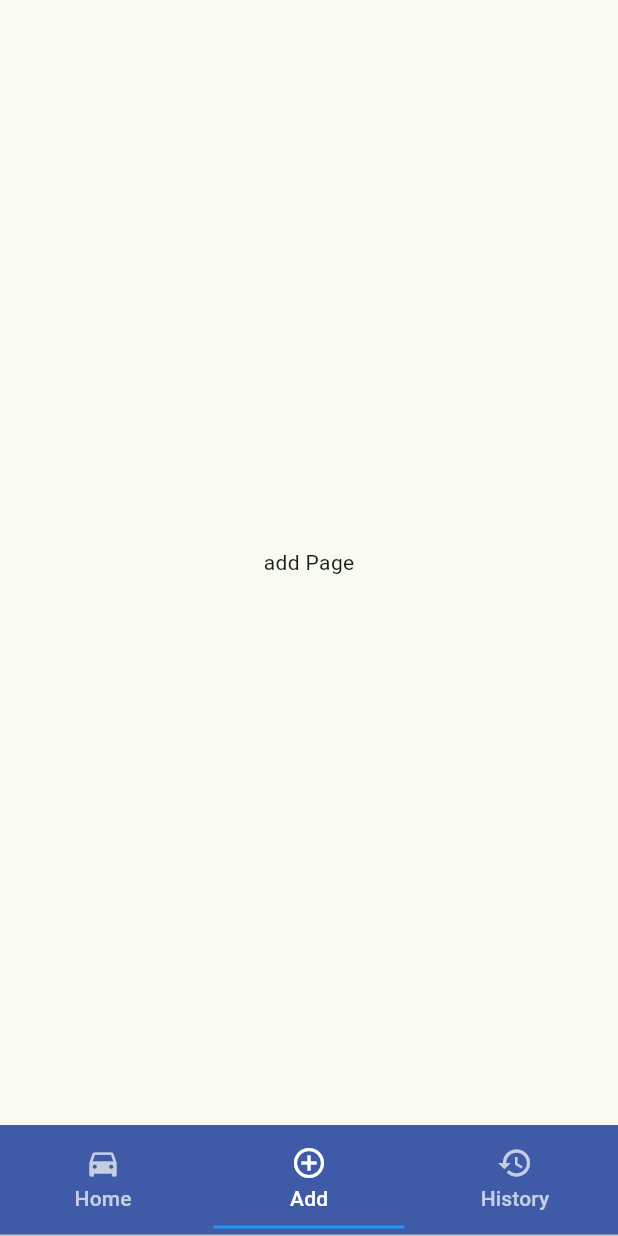
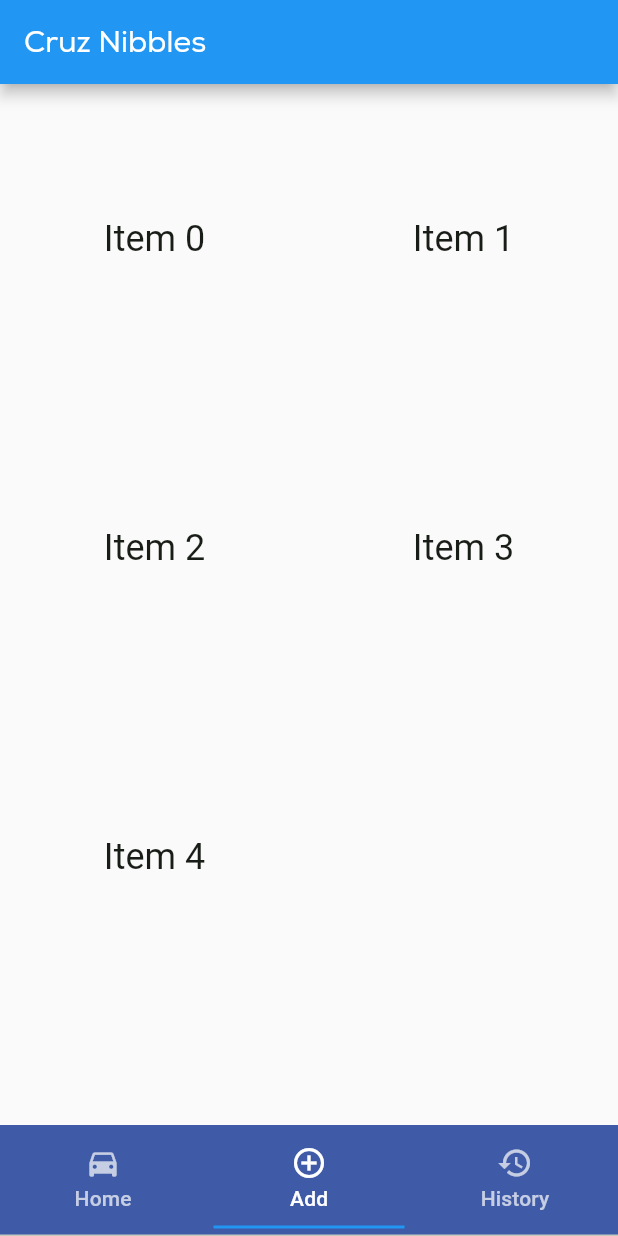
Before and after one commit to briankhoi/Slug-Vitals, a Flutter app: the screen it shows after launch, item 2 of the bottom bar chosen, on a phone screen of 412 x 824 dp. Run offline on Flutter 3.47's test engine with Material 2 defaults, Android fonts, the light colour scheme and no system bars.

Commit message:
font config

```diff
--- a/lib/pages/add_page.dart
+++ b/lib/pages/add_page.dart
@@ -2,7 +2,29 @@ import 'package:flutter/material.dart';
 
 class AddPage extends StatelessWidget {
   @override
+
   Widget build(BuildContext context) {
-    return Center(child: Text('add Page'));
+    return MaterialApp(
+      theme: ThemeData(fontFamily: 'Nexa'),
+      title: 'Cruz Nibbles',
+      home: Scaffold(
+        appBar: AppBar(
+          title: const Text('Cruz Nibbles'),
+        ),
+        body: GridView.count(
+          // create two columns
+          crossAxisCount: 2,
+          // Generate 5 widgets, one for each dining hall
+          children: List.generate(5, (index) {
+            return Center(
+              child: Text(
+                'Item $index',
+                style: Theme.of(context).textTheme.headlineSmall,
+              ),
+            );
+          }),
+        ),
+      ),
+    );
   }
 }
--- a/lib/screen/home.dart
+++ b/lib/screen/home.dart
@@ -1 +1 @@
-import 'package: flutter/material.dart';
+//import 'package: flutter/material.dart';
--- a/pubspec.yaml
+++ b/pubspec.yaml
@@ -23,3 +23,8 @@ dev_dependencies:
 
 flutter:
   uses-material-design: true
+  fonts:
+    - family: Nexa
+      fonts:
+        - asset: fonts/Nexa W01 Regular.ttf
+        - asset: fonts/NexaBold.ttf
```
Also changed, not shown: lib/fetch_data.dart (+56 -56 lines), fonts/Nexa W01 Regular.ttf (added), fonts/NexaBold.ttf (added).
